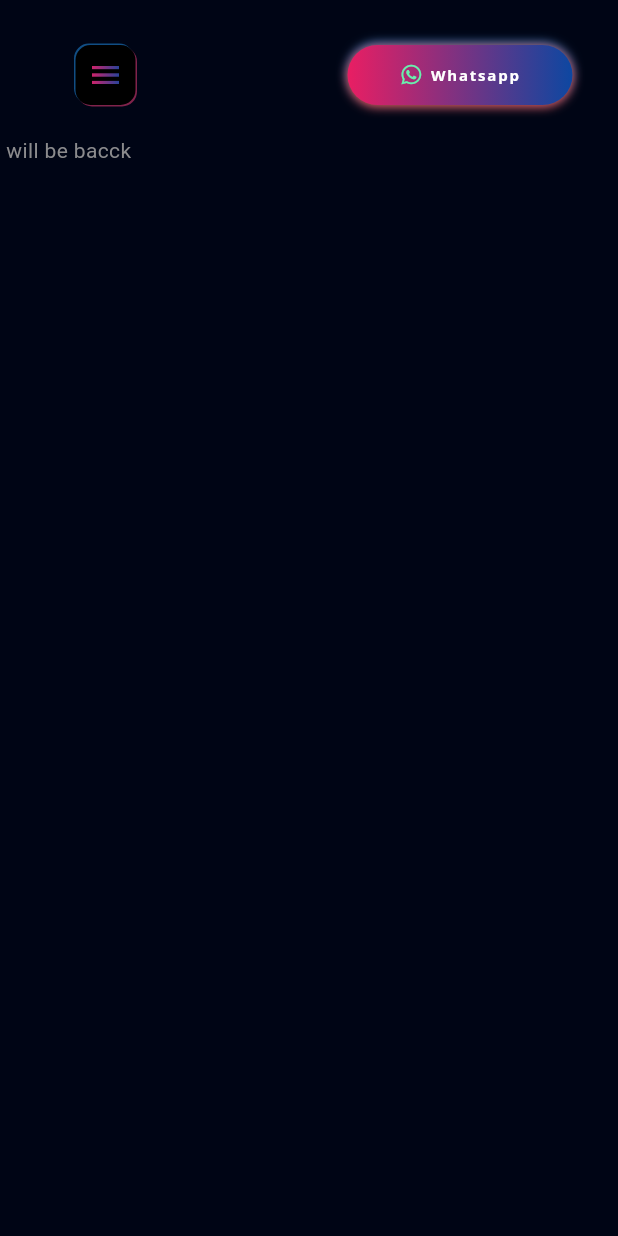
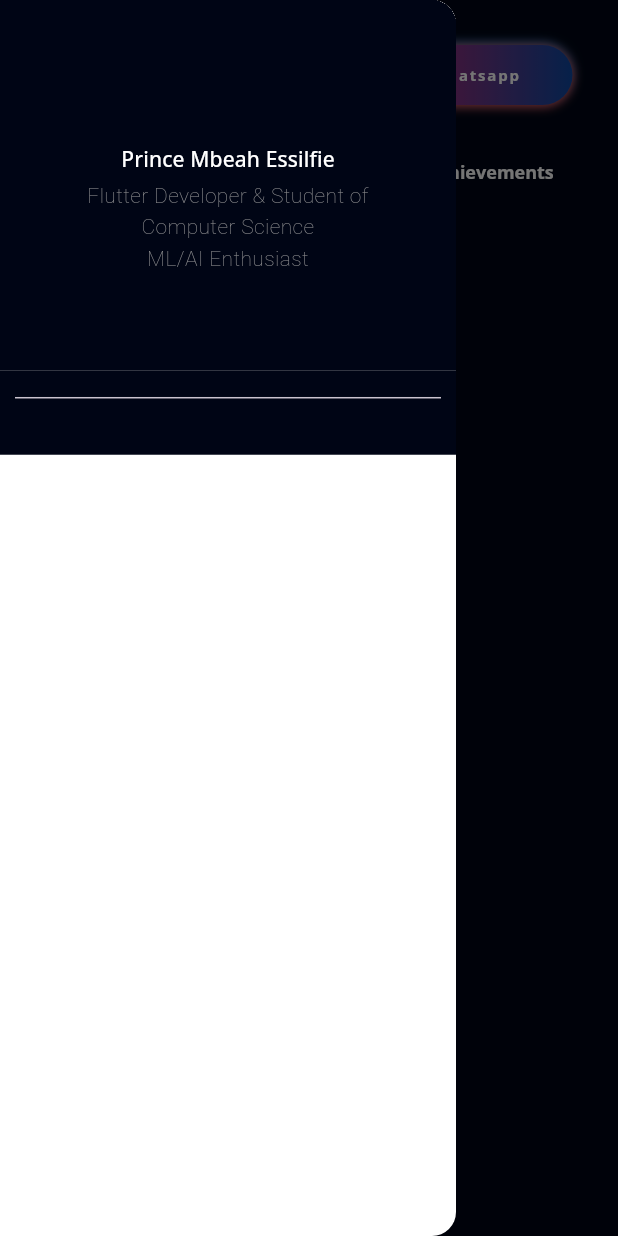
Before and after one commit to Kratosgado/mbeah_online, a Flutter app: the screen it shows after launch, with the side drawer open (before the commit the screen has no drawer), on a phone screen of 412 x 824 dp. Run offline on Flutter 3.47's test engine with Material 2 defaults, Android fonts, the light colour scheme and no system bars; our stand-ins replace font_awesome_flutter, google_fonts.

Commit message:
start drawer column

```diff
--- /dev/null
+++ b/lib/views/main/drawer/about.dart
@@ -0,0 +1,38 @@
+import 'package:flutter/material.dart';
+import 'package:mbeah_online/constants.dart';
+
+class About extends StatelessWidget {
+  const About({super.key});
+
+  @override
+  Widget build(BuildContext context) {
+    return AspectRatio(
+      aspectRatio: 1.23,
+      child: Container(
+        color: bgColor,
+        child: Column(children: [
+          const Spacer(
+            flex: 2,
+          ),
+          //TODO: DRAWERIMAGE
+          const Spacer(),
+          Text(
+            "Prince Mbeah Essilfie",
+            style: Theme.of(context).textTheme.titleSmall,
+          ),
+          const SizedBox(
+            height: defaultPadding / 4,
+          ),
+          const Text(
+            'Flutter Developer & Student of\nComputer Science\nML/AI Enthusiast',
+            textAlign: TextAlign.center,
+            style: TextStyle(fontWeight: FontWeight.w200, height: 1.5),
+          ),
+          const Spacer(
+            flex: 2,
+          )
+        ]),
+      ),
+    );
+  }
+}
--- /dev/null
+++ b/lib/views/main/drawer/drawer.dart
@@ -0,0 +1,37 @@
+import 'package:flutter/material.dart';
+import 'package:mbeah_online/constants.dart';
+
+import 'about.dart';
+
+class CustomDrawer extends StatelessWidget {
+  const CustomDrawer({super.key});
+
+  @override
+  Widget build(BuildContext context) {
+    return Drawer(
+      backgroundColor: primaryColor,
+      child: SingleChildScrollView(
+        child: Column(
+          children: [
+            const About(),
+            Container(
+              color: bgColor,
+              child: const Padding(padding: EdgeInsets.all(defaultPadding/2),
+              child: Column(
+                crossAxisAlignment: CrossAxisAlignment.start,
+                children: [
+                  //TODO: PersonalInto
+                  //TODO: MYSKILLS
+                  //TODO: KNOWLEDGES
+                  Divider(),
+                  SizedBox(height: defaultPadding ,),
+                  //TODO: CONTANCT ICON
+                ],
+              ),),
+            )
+          ],
+        ),
+      ),
+    );
+  }
+}
--- a/lib/views/main/main_view.dart
+++ b/lib/views/main/main_view.dart
@@ -3,8 +3,10 @@ import 'package:flutter/material.dart';
 import 'package:mbeah_online/constants.dart';
 import 'package:mbeah_online/view_models/controller.dart';
 import 'package:mbeah_online/view_models/responsive.dart';
+import 'package:mbeah_online/views/main/components/navigation_button_list.dart';
 
 import 'components/top_navigation_bar.dart';
+import 'drawer/drawer.dart';
 
 class MainView extends StatelessWidget {
   final List<Widget> pages;
@@ -14,7 +16,7 @@ class MainView extends StatelessWidget {
   @override
   Widget build(BuildContext context) {
     return Scaffold(
-      //TODO: custom drawer
+      drawer: const CustomDrawer(),
       body: Center(
         child: Column(
           children: [
@@ -33,6 +35,7 @@ class MainView extends StatelessWidget {
               const Row(
                 children: [
                   Spacer(),
+                  NavigationButtonList(),
                   Spacer(),
                 ],
               ),
```
